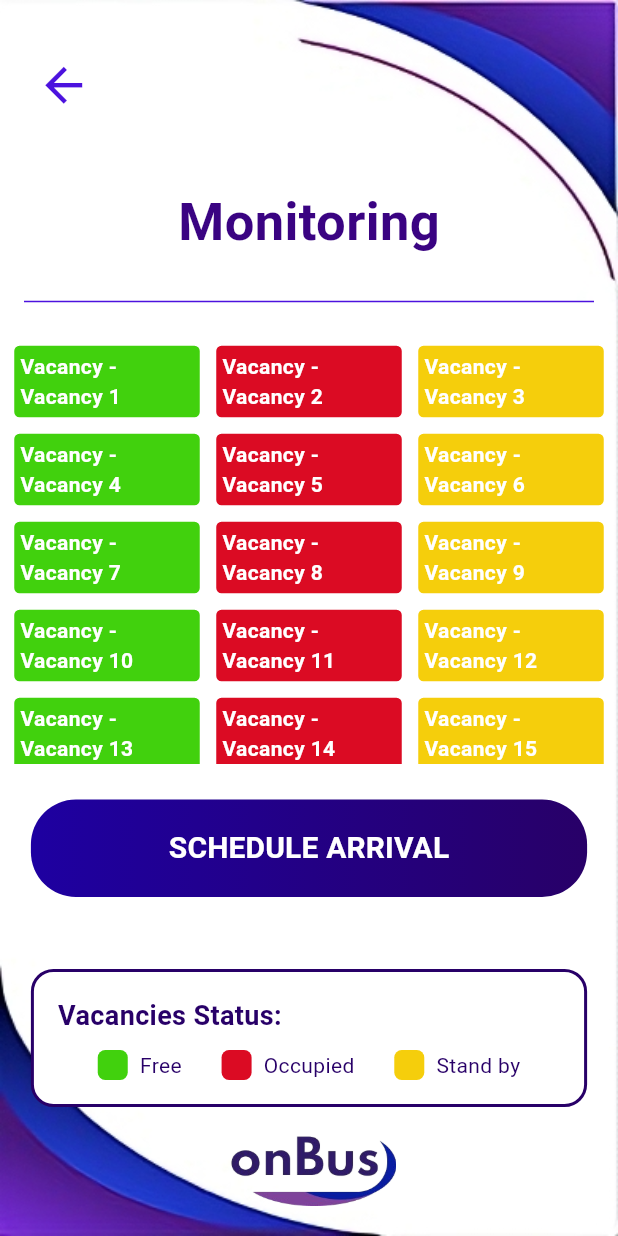
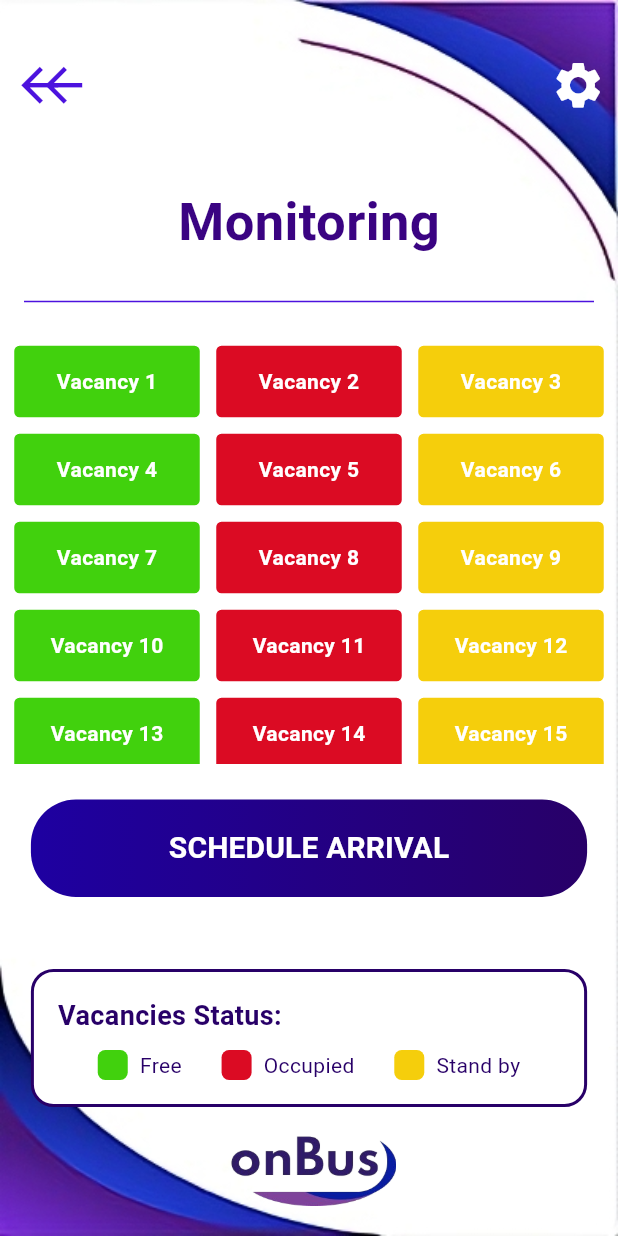
Before and after one commit to bassora06/Projeto-integrador, a Flutter app: the VagaTelaEmpresa screen opened directly, on a phone screen of 412 x 824 dp. Run offline on Flutter 3.47's test engine with Material 3 defaults, Android fonts, the phone set to English and light mode, and no system bars; Roboto replaces fonts that are missing (inter).

Commit message:
Edu - Correção na tela de docas para empresa

```diff
--- a/FRONT/onbus/lib/docas_Empresa.dart
+++ b/FRONT/onbus/lib/docas_Empresa.dart
@@ -4,6 +4,7 @@
 import 'package:onbus/telaAgendamento.dart';
 import 'package:onbus/telaCadastroOnibus.dart';
 import 'l10n/app_localizations.dart';
+import 'package:onbus/config.dart';
 
 class VagaTelaEmpresa extends StatefulWidget {
   const VagaTelaEmpresa({super.key});
@@ -190,9 +191,41 @@
           SizedBox(
             width: MediaQuery.of(context).size.width,
             height: MediaQuery.of(context).size.height,
-            child: Image.asset(
-              'lib/assets/images/fundo_Docas.PNG',
-              fit: BoxFit.fill,
+            child: Stack(
+              children: [
+                Image.asset(
+                  'lib/assets/images/fundo_Docas.PNG',
+                  fit: BoxFit.fill,
+                  width: MediaQuery.of(context).size.width,
+                  height: MediaQuery.of(context).size.height,
+                ),
+                Padding(
+                padding: const EdgeInsets.only(top: 30.0),
+                child: Row(
+                  mainAxisAlignment: MainAxisAlignment.spaceBetween,
+                  children: [
+                    // Botão de Voltar (já existente)
+                    IconButton(
+                      icon: const Icon(Icons.arrow_back, size: 37, color: Color(0xff4c12de)),
+                      onPressed: () => Navigator.pop(context),
+                    ),
+
+                    // Botão de Configurações (movido para cá)
+                    IconButton(
+                      icon: const Icon(Icons.settings, size: 37, color: Colors.white),
+                      onPressed: () {
+                        Navigator.push(
+                          context,
+                          MaterialPageRoute(
+                            builder: (context) => const ConfigPage(),
+                          ),
+                        );
+                      },
+                    ),
+                  ],
+                ),
+              ),
+              ],
             ),
           ),
           SafeArea(
@@ -262,7 +295,7 @@
                                       ),
                                       padding: const EdgeInsets.symmetric(horizontal: 4, vertical: 2),
                                       child: Text(
-                                        '${l10n.vacancy} - ${vaga['id'] ?? 'N/A'}',
+                                        '${vaga['id'] ?? 'N/A'}',
                                         style: const TextStyle(
                                           color: Colors.white,
                                           fontWeight: FontWeight.bold,
```
